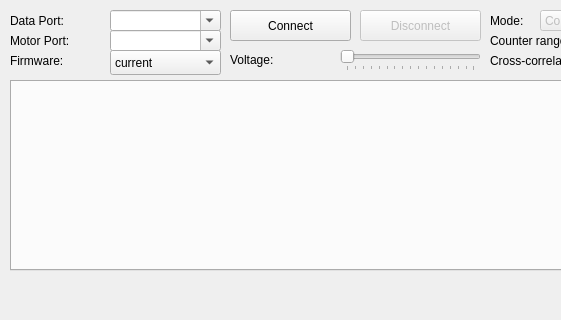
This is mainwindow.ui in ahp-electronics/xc-gui as Qt 5 draws it before an edit; both pictures show x 0 to 561 and y 0 to 320 of the 1105 by 600 pixel window. The edited form follows.
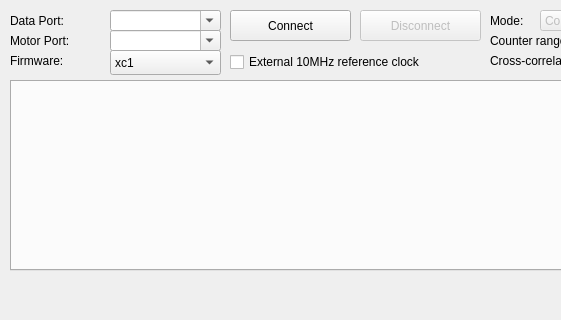
This is the edited form.

Diff of the .ui file:
```diff
--- a/mainwindow.ui
+++ b/mainwindow.ui
@@ -199,44 +199,6 @@
      <bool>true</bool>
     </property>
    </widget>
-   <widget class="QSlider" name="Voltage">
-    <property name="enabled">
-     <bool>false</bool>
-    </property>
-    <property name="geometry">
-     <rect>
-      <x>340</x>
-      <y>50</y>
-      <width>141</width>
-      <height>21</height>
-     </rect>
-    </property>
-    <property name="maximum">
-     <number>255</number>
-    </property>
-    <property name="orientation">
-     <enum>Qt::Horizontal</enum>
-    </property>
-    <property name="tickPosition">
-     <enum>QSlider::TicksBelow</enum>
-    </property>
-    <property name="tickInterval">
-     <number>16</number>
-    </property>
-   </widget>
-   <widget class="QLabel" name="voltageLabel">
-    <property name="geometry">
-     <rect>
-      <x>230</x>
-      <y>50</y>
-      <width>111</width>
-      <height>20</height>
-     </rect>
-    </property>
-    <property name="text">
-     <string>Voltage:</string>
-    </property>
-   </widget>
    <widget class="QPushButton" name="Run">
     <property name="enabled">
      <bool>false</bool>
@@ -296,7 +258,32 @@
     </property>
     <item>
      <property name="text">
-      <string>current</string>
+      <string>xc1</string>
+     </property>
+    </item>
+    <item>
+     <property name="text">
+      <string>xc2</string>
+     </property>
+    </item>
+    <item>
+     <property name="text">
+      <string>xc4</string>
+     </property>
+    </item>
+    <item>
+     <property name="text">
+      <string>xc6</string>
+     </property>
+    </item>
+    <item>
+     <property name="text">
+      <string>xc8</string>
+     </property>
+    </item>
+    <item>
+     <property name="text">
+      <string>xc10</string>
      </property>
     </item>
     <item>
@@ -353,6 +340,19 @@
      <string>Firmware:</string>
     </property>
    </widget>
+   <widget class="QCheckBox" name="extclock">
+    <property name="geometry">
+     <rect>
+      <x>230</x>
+      <y>50</y>
+      <width>251</width>
+      <height>24</height>
+     </rect>
+    </property>
+    <property name="text">
+     <string>External 10MHz reference clock</string>
+    </property>
+   </widget>
   </widget>
   <widget class="QMenuBar" name="menubar">
    <property name="geometry">
```
